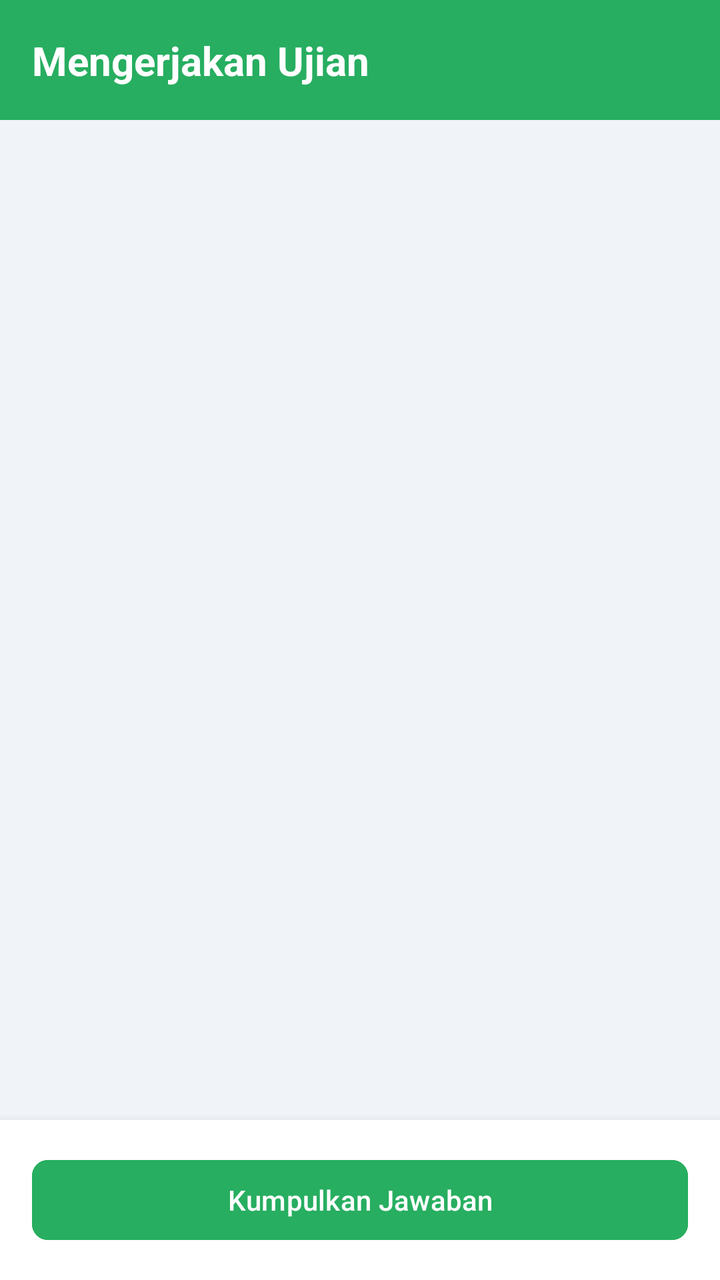
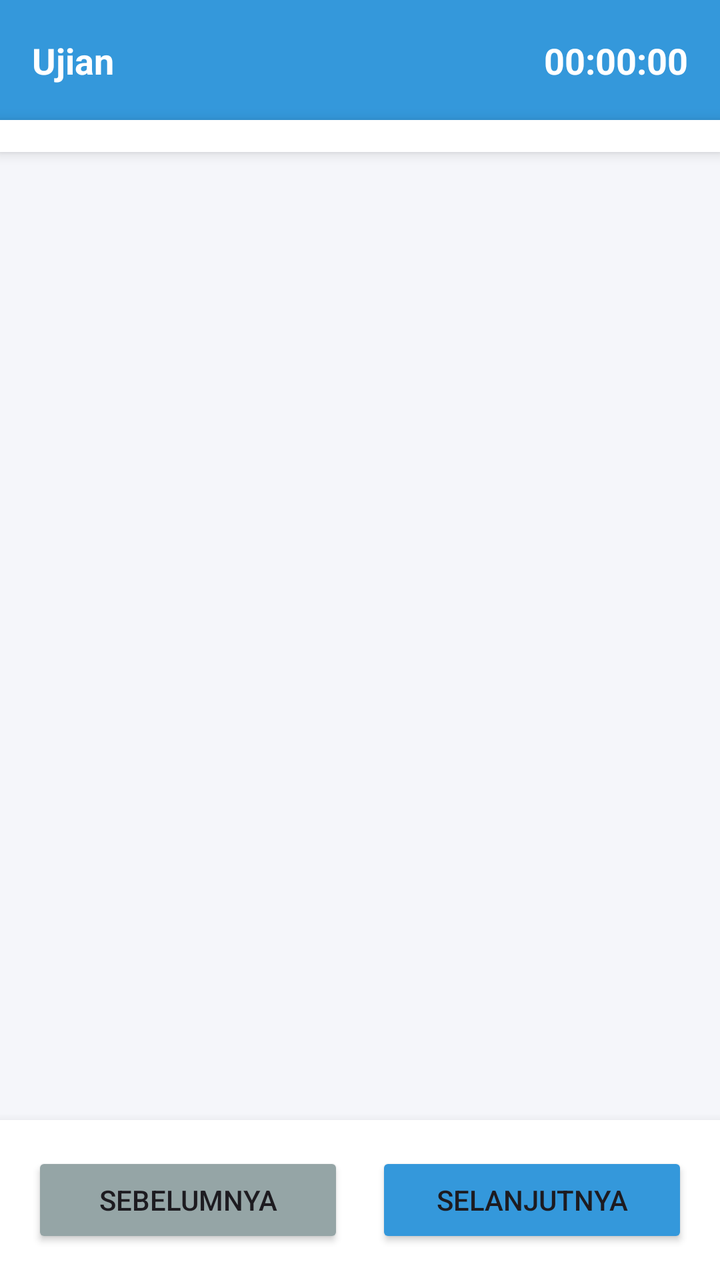

Screens rendered from an Android XML layout before and after an edit, with the pre-edit source and the edit as a unified diff.
<!-- AndroidManifest.xml: application theme Theme.IFUnjaniExam -->
<!-- res/layout/activity_take_exam.xml -->
<?xml version="1.0" encoding="utf-8"?>
<androidx.constraintlayout.widget.ConstraintLayout xmlns:android="http://schemas.android.com/apk/res/android"
    xmlns:app="http://schemas.android.com/apk/res-auto"
    android:layout_width="match_parent"
    android:layout_height="match_parent"
    android:background="#f0f3f7">

    <androidx.constraintlayout.widget.ConstraintLayout
        android:id="@+id/topBar"
        android:layout_width="match_parent"
        android:layout_height="60dp"
        android:background="#27ae60"
        app:layout_constraintTop_toTopOf="parent">

        <TextView
            android:id="@+id/tvExamTitleHeader"
            android:layout_width="wrap_content"
            android:layout_height="wrap_content"
            android:layout_marginStart="16dp"
            android:text="Mengerjakan Ujian"
            android:textColor="@android:color/white"
            android:textSize="20sp"
            android:textStyle="bold"
            app:layout_constraintBottom_toBottomOf="parent"
            app:layout_constraintStart_toStartOf="parent"
            app:layout_constraintTop_toTopOf="parent" />
    </androidx.constraintlayout.widget.ConstraintLayout>

    <ScrollView
        android:layout_width="match_parent"
        android:layout_height="0dp"
        app:layout_constraintTop_toBottomOf="@id/topBar"
        app:layout_constraintBottom_toTopOf="@id/bottomBar">

        <LinearLayout
            android:id="@+id/llQuestionsContainer"
            android:layout_width="match_parent"
            android:layout_height="wrap_content"
            android:orientation="vertical"
            android:padding="16dp" />
    </ScrollView>

    <LinearLayout
        android:id="@+id/bottomBar"
        android:layout_width="match_parent"
        android:layout_height="wrap_content"
        android:background="@android:color/white"
        android:elevation="8dp"
        android:padding="16dp"
        app:layout_constraintBottom_toBottomOf="parent">

        <com.google.android.material.button.MaterialButton
            android:id="@+id/btnSubmitExam"
            android:layout_width="match_parent"
            android:layout_height="wrap_content"
            android:text="Kumpulkan Jawaban"
            android:backgroundTint="#27ae60"
            app:cornerRadius="8dp" />
    </LinearLayout>

    <ProgressBar
        android:id="@+id/progressBar"
        android:layout_width="wrap_content"
        android:layout_height="wrap_content"
        android:visibility="gone"
        app:layout_constraintTop_toTopOf="parent"
        app:layout_constraintBottom_toBottomOf="parent"
        app:layout_constraintStart_toStartOf="parent"
        app:layout_constraintEnd_toEndOf="parent" />

</androidx.constraintlayout.widget.ConstraintLayout>
<!-- resources referenced by this layout -->
<resources>
  <style name="Theme.IFUnjaniExam" parent="Base.Theme.IFUnjaniExam" />
  <style name="Base.Theme.IFUnjaniExam" parent="Theme.Material3.DayNight.NoActionBar">
          
          
      </style>
</resources>

<!-- the commit's change to res/layout/activity_take_exam.xml (unified diff, before → after) -->
@@ -3,69 +3,127 @@
     xmlns:app="http://schemas.android.com/apk/res-auto"
     android:layout_width="match_parent"
     android:layout_height="match_parent"
-    android:background="#f0f3f7">
+    android:background="#f5f6fa">
 
     <androidx.constraintlayout.widget.ConstraintLayout
         android:id="@+id/topBar"
         android:layout_width="match_parent"
         android:layout_height="60dp"
-        android:background="#27ae60"
+        android:background="#3498db"
         app:layout_constraintTop_toTopOf="parent">
 
         <TextView
             android:id="@+id/tvExamTitleHeader"
+            android:layout_width="0dp"
+            android:layout_height="wrap_content"
+            android:layout_marginStart="16dp"
+            android:layout_marginEnd="8dp"
+            android:text="Ujian"
+            android:textColor="@android:color/white"
+            android:textSize="18sp"
+            android:textStyle="bold"
+            android:maxLines="1"
+            android:ellipsize="end"
+            app:layout_constraintBottom_toBottomOf="parent"
+            app:layout_constraintEnd_toStartOf="@+id/tvTimer"
+            app:layout_constraintStart_toStartOf="parent"
+            app:layout_constraintTop_toTopOf="parent" />
+
+        <TextView
+            android:id="@+id/tvTimer"
             android:layout_width="wrap_content"
             android:layout_height="wrap_content"
-            android:layout_marginStart="16dp"
-            android:text="Mengerjakan Ujian"
+            android:layout_marginEnd="16dp"
+            android:text="00:00:00"
             android:textColor="@android:color/white"
-            android:textSize="20sp"
+            android:textSize="18sp"
             android:textStyle="bold"
             app:layout_constraintBottom_toBottomOf="parent"
-            app:layout_constraintStart_toStartOf="parent"
+            app:layout_constraintEnd_toEndOf="parent"
             app:layout_constraintTop_toTopOf="parent" />
     </androidx.constraintlayout.widget.ConstraintLayout>
+
+    <HorizontalScrollView
+        android:id="@+id/hsvGrid"
+        android:layout_width="match_parent"
+        android:layout_height="wrap_content"
+        android:background="@android:color/white"
+        android:padding="8dp"
+        android:elevation="4dp"
+        app:layout_constraintTop_toBottomOf="@id/topBar">
+        
+        <LinearLayout
+            android:id="@+id/llGridNav"
+            android:layout_width="wrap_content"
+            android:layout_height="wrap_content"
+            android:orientation="horizontal" />
+    </HorizontalScrollView>
 
     <ScrollView
         android:layout_width="match_parent"
         android:layout_height="0dp"
-        app:layout_constraintTop_toBottomOf="@id/topBar"
-        app:layout_constraintBottom_toTopOf="@id/bottomBar">
+        android:padding="16dp"
+        app:layout_constraintBottom_toTopOf="@id/bottomBar"
+        app:layout_constraintTop_toBottomOf="@id/hsvGrid">
 
-        <LinearLayout
-            android:id="@+id/llQuestionsContainer"
+        <FrameLayout
+            android:id="@+id/flQuestionContainer"
             android:layout_width="match_parent"
-            android:layout_height="wrap_content"
-            android:orientation="vertical"
-            android:padding="16dp" />
+            android:layout_height="wrap_content" />
+
     </ScrollView>
 
     <LinearLayout
         android:id="@+id/bottomBar"
         android:layout_width="match_parent"
         android:layout_height="wrap_content"
+        android:orientation="horizontal"
+        android:padding="16dp"
         android:background="@android:color/white"
         android:elevation="8dp"
-        android:padding="16dp"
         app:layout_constraintBottom_toBottomOf="parent">
 
-        <com.google.android.material.button.MaterialButton
-            android:id="@+id/btnSubmitExam"
-            android:layout_width="match_parent"
+        <Button
+            android:id="@+id/btnPrev"
+            android:layout_width="0dp"
             android:layout_height="wrap_content"
-            android:text="Kumpulkan Jawaban"
-            android:backgroundTint="#27ae60"
-            app:cornerRadius="8dp" />
+            android:layout_weight="1"
+            android:text="Sebelumnya"
+            android:backgroundTint="#95a5a6" />
+
+        <Space
+            android:layout_width="16dp"
+            android:layout_height="wrap_content" />
+
+        <Button
+            android:id="@+id/btnNext"
+            android:layout_width="0dp"
+            android:layout_height="wrap_content"
+            android:layout_weight="1"
+            android:text="Selanjutnya"
+            android:backgroundTint="#3498db" />
+
     </LinearLayout>
+
+    <Button
+        android:id="@+id/btnSubmitExam"
+        android:layout_width="match_parent"
+        android:layout_height="wrap_content"
+        android:layout_marginHorizontal="16dp"
+        android:layout_marginBottom="8dp"
+        android:text="Kumpulkan Ujian"
+        android:backgroundTint="#e74c3c"
+        android:visibility="gone"
+        app:layout_constraintBottom_toTopOf="@id/bottomBar" />
 
     <ProgressBar
         android:id="@+id/progressBar"
         android:layout_width="wrap_content"
         android:layout_height="wrap_content"
         android:visibility="gone"
-        app:layout_constraintTop_toTopOf="parent"
         app:layout_constraintBottom_toBottomOf="parent"
+        app:layout_constraintEnd_toEndOf="parent"
         app:layout_constraintStart_toStartOf="parent"
-        app:layout_constraintEnd_toEndOf="parent" />
+        app:layout_constraintTop_toTopOf="parent" />
 
 </androidx.constraintlayout.widget.ConstraintLayout>
